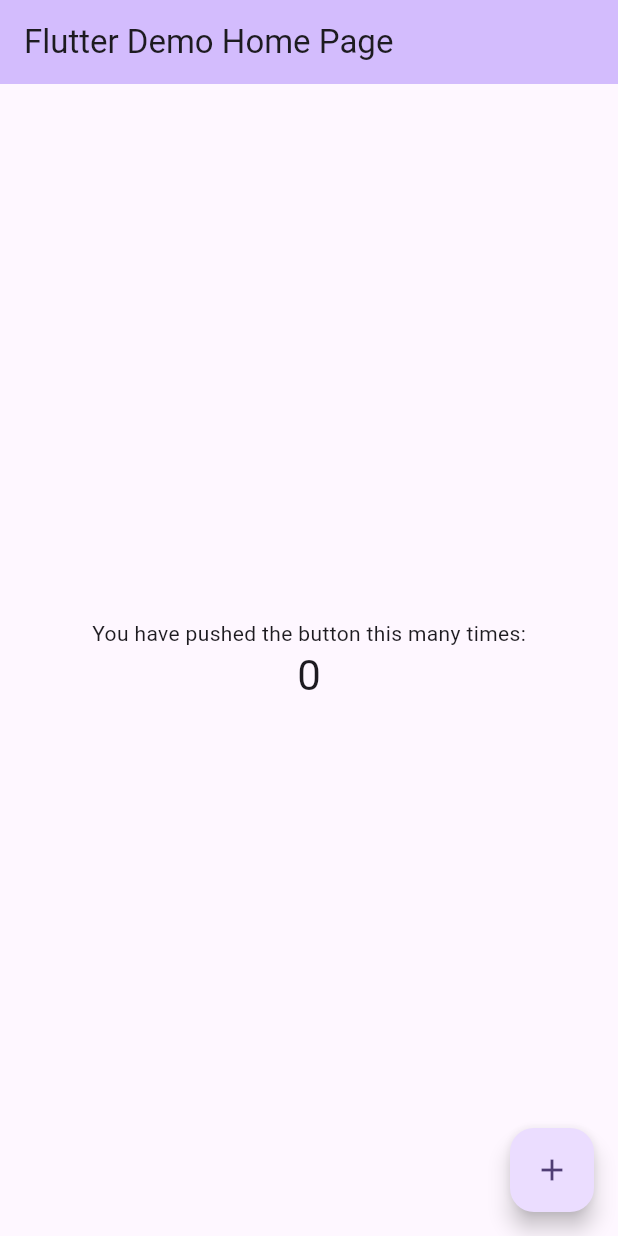
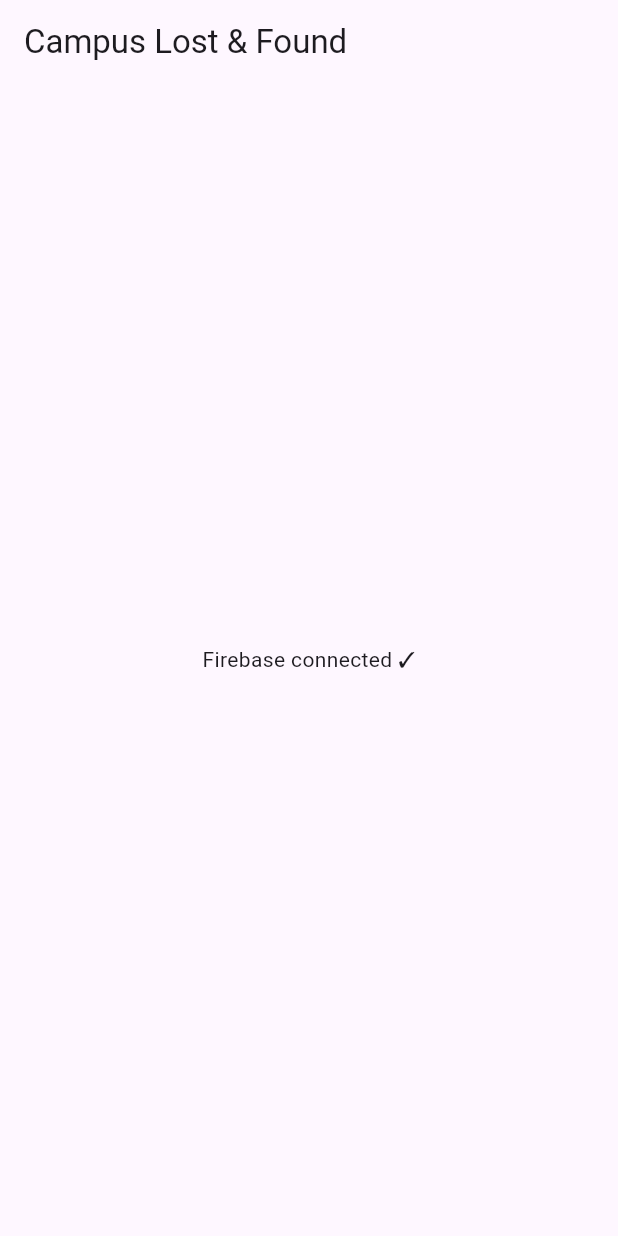
Before and after one commit to SittaWetpa/Campus-Lost-Found-Digital-Bulletin-Board, a Flutter app: the screen it shows after launch, on a phone screen of 412 x 824 dp. Run offline on Flutter 3.47's test engine with Material 3 defaults, Android fonts, the phone set to English and light mode, and no system bars; our stand-ins replace firebase_core, firebase_crashlytics, flutter_riverpod, hive_flutter; accounts and stored records are empty.

Commit message:
feat: initialize Firebase core, Hive, Crashlytics in main.dart

```diff
--- /dev/null
+++ b/lib/app.dart
@@ -0,0 +1,20 @@
+import 'package:flutter/material.dart';
+
+class CampusLostFoundApp extends StatelessWidget {
+  const CampusLostFoundApp({super.key});
+
+  @override
+  Widget build(BuildContext context) {
+    return MaterialApp(
+      title: 'Campus Lost & Found',
+      theme: ThemeData(
+        colorScheme: ColorScheme.fromSeed(seedColor: Colors.deepPurple),
+        useMaterial3: true,
+      ),
+      home: Scaffold(
+        appBar: AppBar(title: const Text('Campus Lost & Found')),
+        body: const Center(child: Text('Firebase connected ✓')),
+      ),
+    );
+  }
+}
--- a/lib/main.dart
+++ b/lib/main.dart
@@ -1,122 +1,47 @@
+import 'dart:async';
+import 'dart:ui';
+import 'package:flutter/foundation.dart' show kIsWeb, kReleaseMode;
 import 'package:flutter/material.dart';
+import 'package:firebase_core/firebase_core.dart';
+import 'package:firebase_crashlytics/firebase_crashlytics.dart';
+import 'package:flutter_riverpod/flutter_riverpod.dart';
+import 'package:hive_flutter/hive_flutter.dart';
 
-void main() {
-  runApp(const MyApp());
+import 'config/firebase_options.dart';
+import 'app.dart';
+
+Future<void> main() async {
+  runZonedGuarded<Future<void>>(() async {
+    WidgetsFlutterBinding.ensureInitialized();
+
+    // Firebase core
+    await Firebase.initializeApp(
+      options: DefaultFirebaseOptions.currentPlatform,
+    );
+
+    // Hive (WBS 2.11)
+    await Hive.initFlutter();
+    // Register @HiveType adapters here once they're generated:
+    // Hive.registerAdapter(ItemAdapter());
+
+    // Crashlytics (WBS 2.12) – mobile only
+    if (!kIsWeb) {
+      FlutterError.onError =
+          FirebaseCrashlytics.instance.recordFlutterFatalError;
+      PlatformDispatcher.instance.onError = (error, stack) {
+        FirebaseCrashlytics.instance.recordError(error, stack, fatal: true);
+        return true;
+      };
+      await FirebaseCrashlytics.instance
+          .setCrashlyticsCollectionEnabled(kReleaseMode);
+    }
+
+    runApp(const ProviderScope(child: CampusLostFoundApp()));
+  }, (error, stack) {
+    if (!kIsWeb) {
+      FirebaseCrashlytics.instance.recordError(error, stack, fatal: true);
+    } else {
+      debugPrint('Uncaught zone error: $error\n$stack');
+    }
+  });
 }
-
-class MyApp extends StatelessWidget {
-  const MyApp({super.key});
-
-  // This widget is the root of your application.
-  @override
-  Widget build(BuildContext context) {
-    return MaterialApp(
-      title: 'Flutter Demo',
-      theme: ThemeData(
-        // This is the theme of your application.
-        //
-        // TRY THIS: Try running your application with "flutter run". You'll see
-        // the application has a purple toolbar. Then, without quitting the app,
-        // try changing the seedColor in the colorScheme below to Colors.green
-        // and then invoke "hot reload" (save your changes or press the "hot
-        // reload" button in a Flutter-supported IDE, or press "r" if you used
-        // the command line to start the app).
-        //
-        // Notice that the counter didn't reset back to zero; the application
-        // state is not lost during the reload. To reset the state, use hot
-        // restart instead.
-        //
-        // This works for code too, not just values: Most code changes can be
-        // tested with just a hot reload.
-        colorScheme: .fromSeed(seedColor: Colors.deepPurple),
-      ),
-      home: const MyHomePage(title: 'Flutter Demo Home Page'),
-    );
-  }
-}
-
-class MyHomePage extends StatefulWidget {
-  const MyHomePage({super.key, required this.title});
-
-  // This widget is the home page of your application. It is stateful, meaning
-  // that it has a State object (defined below) that contains fields that affect
-  // how it looks.
-
-  // This class is the configuration for the state. It holds the values (in this
-  // case the title) provided by the parent (in this case the App widget) and
-  // used by the build method of the State. Fields in a Widget subclass are
-  // always marked "final".
-
-  final String title;
-
-  @override
-  State<MyHomePage> createState() => _MyHomePageState();
-}
-
-class _MyHomePageState extends State<MyHomePage> {
-  int _counter = 0;
-
-  void _incrementCounter() {
-    setState(() {
-      // This call to setState tells the Flutter framework that something has
-      // changed in this State, which causes it to rerun the build method below
-      // so that the display can reflect the updated values. If we changed
-      // _counter without calling setState(), then the build method would not be
-      // called again, and so nothing would appear to happen.
-      _counter++;
-    });
-  }
-
-  @override
-  Widget build(BuildContext context) {
-    // This method is rerun every time setState is called, for instance as done
-    // by the _incrementCounter method above.
-    //
-    // The Flutter framework has been optimized to make rerunning build methods
-    // fast, so that you can just rebuild anything that needs updating rather
-    // than having to individually change instances of widgets.
-    return Scaffold(
-      appBar: AppBar(
-        // TRY THIS: Try changing the color here to a specific color (to
-        // Colors.amber, perhaps?) and trigger a hot reload to see the AppBar
-        // change color while the other colors stay the same.
-        backgroundColor: Theme.of(context).colorScheme.inversePrimary,
-        // Here we take the value from the MyHomePage object that was created by
-        // the App.build method, and use it to set our appbar title.
-        title: Text(widget.title),
-      ),
-      body: Center(
-        // Center is a layout widget. It takes a single child and positions it
-        // in the middle of the parent.
-        child: Column(
-          // Column is also a layout widget. It takes a list of children and
-          // arranges them vertically. By default, it sizes itself to fit its
-          // children horizontally, and tries to be as tall as its parent.
-          //
-          // Column has various properties to control how it sizes itself and
-          // how it positions its children. Here we use mainAxisAlignment to
-          // center the children vertically; the main axis here is the vertical
-          // axis because Columns are vertical (the cross axis would be
-          // horizontal).
-          //
-          // TRY THIS: Invoke "debug painting" (choose the "Toggle Debug Paint"
-          // action in the IDE, or press "p" in the console), to see the
-          // wireframe for each widget.
-          mainAxisAlignment: .center,
-          children: [
-            const Text('You have pushed the button this many times:'),
-            Text(
-              '$_counter',
-              style: Theme.of(context).textTheme.headlineMedium,
-            ),
-          ],
-        ),
-      ),
-      floatingActionButton: FloatingActionButton(
-        onPressed: _incrementCounter,
-        tooltip: 'Increment',
-        child: const Icon(Icons.add),
-      ),
-    );
-  }
-}
```
Also changed, not shown: pubspec.yaml (+40 -10 lines), pubspec.lock.
